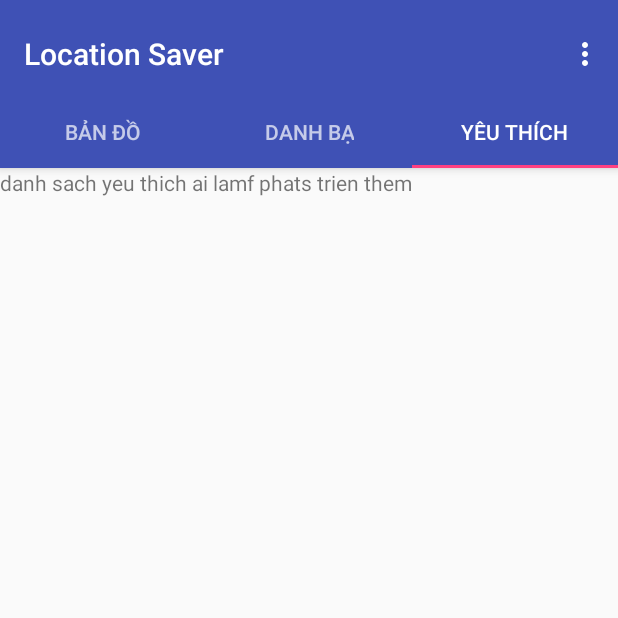
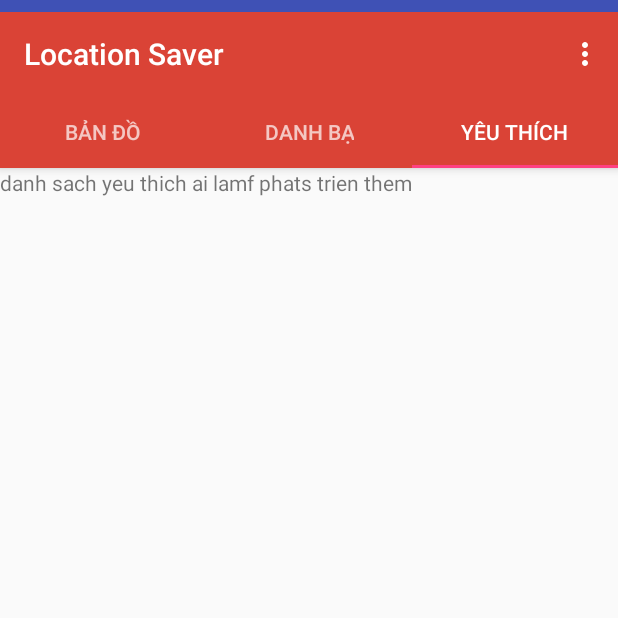
Before and after one commit to trandinhlam/AndroidProjectGroup32, an Android app: the screen it shows after launch (MainActivity), tab 3 chosen, on a phone screen of 412 x 824 dp, the top half of it. Run offline under Robolectric (Android 15) with nearby library versions, the phone set to English and light mode, and no system bars.

Commit message:
Cập nhật Custom Listview Danh bạ. Hiến thị 1 hình ảnh + tên trong danh bạ. Khi chọn 1 item thì mới chỉ thông báo qua Toast, chưa hiển thị chi tiết cho đẹp mắt. bonus: Đã đổi backgroud của app cho hợp với thiết kế. Nhìn màu xanh thấy gớm :)

```diff
--- a/LoactionSaver/app/src/main/java/com/example/thekiet/loactionsaver/MainActivity.java
+++ b/LoactionSaver/app/src/main/java/com/example/thekiet/loactionsaver/MainActivity.java
@@ -59,6 +59,10 @@ public class MainActivity extends AppCompatActivity {
     private void setupViewPager(ViewPager viewPager) {
         mSectionsPagerAdapter = new SectionsPagerAdapter(getSupportFragmentManager());
         mSectionsPagerAdapter.addFragment(new fragment_map(), "Bản Đồ");
+
+
+
+        // chỗ này cần tạo Bundle để truyền dữ liệu cho Fragment xử lí, tạm thời để Fragment tự khởi tạo dữ liệu
         mSectionsPagerAdapter.addFragment(new fragment_danhba(), "Danh Bạ");
         mSectionsPagerAdapter.addFragment(new fragment_likelist(), "Yêu Thích");
         viewPager.setAdapter(mSectionsPagerAdapter);
--- /dev/null
+++ b/LoactionSaver/app/src/main/java/fragment/ItemDanhBa.java
@@ -0,0 +1,68 @@
+package fragment;
+
+import android.media.Image;
+
+/**
+ * Created by TDLAM123 on 4/22/2017.
+ */
+
+public class ItemDanhBa {
+    private String Ten;
+    private String DiaChi;
+    private String SDT;
+    private String Note;
+    private int HinhAnh;
+
+    public ItemDanhBa() {
+    }
+
+    public ItemDanhBa(String ten, String diaChi, String SDT, String note, int hinhAnh) {
+        Ten = ten;
+        DiaChi = diaChi;
+        this.SDT = SDT;
+        Note = note;
+        HinhAnh = hinhAnh;
+    }
+
+    public String getTen() {
+        return Ten;
+    }
+
+    public void setTen(String ten) {
+        Ten = ten;
+    }
+
+    public String getDiaChi() {
+        return DiaChi;
+    }
+
+    public void setDiaChi(String diaChi) {
+        DiaChi = diaChi;
+    }
+
+    public String getSDT() {
+        return SDT;
+    }
+
+    public void setSDT(String SDT) {
+        this.SDT = SDT;
+    }
+
+    public String getNote() {
+        return Note;
+    }
+
+    public void setNote(String note) {
+        Note = note;
+    }
+
+    public int getHinhAnh() {
+        return HinhAnh;
+    }
+
+    public void setHinhAnh(int hinhAnh) {
+        HinhAnh = hinhAnh;
+    }
+
+
+}
--- /dev/null
+++ b/LoactionSaver/app/src/main/java/fragment/MyArrayAdapter.java
@@ -0,0 +1,57 @@
+package fragment;
+
+import android.app.Activity;
+import android.content.Context;
+import android.support.annotation.NonNull;
+import android.view.LayoutInflater;
+import android.view.View;
+import android.view.ViewGroup;
+import android.widget.ArrayAdapter;
+import android.widget.ImageView;
+import android.widget.TextView;
+
+import com.example.thekiet.loactionsaver.R;
+
+import java.util.ArrayList;
+import java.util.List;
+
+/**
+ * Created by TDLAM123 on 4/22/2017.
+ */
+
+public class MyArrayAdapter extends ArrayAdapter<ItemDanhBa>{
+    Activity context=null;
+    ArrayList<ItemDanhBa> arrayItems=null;
+    int LayoutId;
+
+    // constructor co ban cua cac class ke thua ArrayAdapter
+    public MyArrayAdapter(Activity context, int resource, ArrayList<ItemDanhBa> listdanhba) {
+        super(context, resource, listdanhba);
+        this.context=context;
+        this.arrayItems=listdanhba;
+        this.LayoutId=resource;
+
+    }
+
+    @NonNull
+    @Override
+    public View getView(int position, View convertView, ViewGroup parent) {
+        LayoutInflater inflater=context.getLayoutInflater();
+        convertView=inflater.inflate(LayoutId,null);
+
+        if(arrayItems.size()>0&&position>=0){// kiem tra mang du lieu co rong hay khong
+            ImageView imgItem=(ImageView) convertView.findViewById(R.id.HinhanhItem);
+            TextView txtTenItem=(TextView) convertView.findViewById(R.id.txtTenItem);
+
+            ItemDanhBa itemchon=arrayItems.get(position);
+
+            imgItem.setImageResource(R.drawable.icon_menu);
+            txtTenItem.setText(itemchon.getTen());
+
+
+        }
+
+
+        return convertView;
+    }
+}
--- a/LoactionSaver/app/src/main/java/fragment/fragment_danhba.java
+++ b/LoactionSaver/app/src/main/java/fragment/fragment_danhba.java
@@ -7,12 +7,15 @@ import android.support.v4.app.Fragment;
 import android.view.LayoutInflater;
 import android.view.View;
 import android.view.ViewGroup;
+import android.widget.AdapterView;
 import android.widget.ArrayAdapter;
 import android.widget.ListView;
 import android.widget.TextView;
 import android.widget.Toast;
 
 import com.example.thekiet.loactionsaver.R;
+
+import java.util.ArrayList;
 
 /**
  * Created by TheKiet on 4/18/2017.
@@ -21,24 +24,43 @@ import com.example.thekiet.loactionsaver.R;
 public class fragment_danhba extends Fragment {
     TextView tbao;
     ListView lvdanhba;
-    final String arr[]={"Trương Thế Kiệt",
-            "Trần Đình Lâm",
-            "Long"
-    };
+    ArrayList<ItemDanhBa> listdulieu=new ArrayList<ItemDanhBa>();
+    MyArrayAdapter adapter=null;
     @Override
     public View onCreateView(LayoutInflater inflater, @Nullable ViewGroup container, Bundle savedInstanceState) {
 
+        // tạo dữ liệu cho listdulieu;
+
+        ItemDanhBa item1=new ItemDanhBa("Kiệt","Địa chỉ 1"," 0153245874","Note 1",R.drawable.icon_menu);
+        listdulieu.add(item1);
+        ItemDanhBa item2=new ItemDanhBa("Lâm","Địa chỉ 2"," 01683522356","Note 2",R.drawable.icon_menu);
+        listdulieu.add(item2);
+        ItemDanhBa item3=new ItemDanhBa("Long","Địa chỉ 3"," 0153245874","Note 3",R.drawable.icon_menu);
+        listdulieu.add(item3);
 
 
         View layout_danhba=inflater.inflate(R.layout.fragment_danhba, container,false);
         tbao=(TextView) layout_danhba.findViewById(R.id.tvdanhba);
-        tbao.setText("Danh sách danh bạ");
+        //tbao.setText("Danh sách danh bạ");
 
         lvdanhba=(ListView) layout_danhba.findViewById(R.id.listdanhba);
 
-        ArrayAdapter<String> adapter = new ArrayAdapter<String>(this.getActivity(),
-                android.R.layout.simple_list_item_1,arr);
+        adapter = (MyArrayAdapter) new MyArrayAdapter(this.getActivity(),
+                R.layout.itemdanhba_layout,listdulieu);
         lvdanhba.setAdapter(adapter);
+
+        lvdanhba.setOnItemClickListener(new AdapterView.OnItemClickListener() {
+            @Override
+            public void onItemClick(AdapterView<?> parent, View view, int position, long id) {
+                ItemDanhBa duocchon=listdulieu.get(position);
+
+                Toast.makeText(getContext(), duocchon.getTen()+"\n"
+                                            +duocchon.getSDT()+"\n"
+                                            +duocchon.getDiaChi()
+                                , Toast.LENGTH_SHORT).show();
+            }
+        });
+
         return layout_danhba;
     }
 }
--- a/LoactionSaver/app/src/main/res/layout/activity_main.xml
+++ b/LoactionSaver/app/src/main/res/layout/activity_main.xml
@@ -19,7 +19,7 @@
             android:id="@+id/toolbar"
             android:layout_width="match_parent"
             android:layout_height="?attr/actionBarSize"
-            android:background="?attr/colorPrimary"
+            android:background="#DA4336"
             app:layout_scrollFlags="scroll|enterAlways"
             app:popupTheme="@style/AppTheme.PopupOverlay"
             app:title="Location Saver">
@@ -29,7 +29,9 @@
         <android.support.design.widget.TabLayout
             android:id="@+id/tabs"
             android:layout_width="match_parent"
-            android:layout_height="wrap_content" />
+            android:layout_height="wrap_content"
+            android:background="#DA4336"
+            />
 
     </android.support.design.widget.AppBarLayout>
 
--- a/LoactionSaver/app/src/main/res/values/dimens.xml
+++ b/LoactionSaver/app/src/main/res/values/dimens.xml
@@ -4,4 +4,6 @@
     <dimen name="activity_vertical_margin">16dp</dimen>
     <dimen name="fab_margin">16dp</dimen>
     <dimen name="appbar_padding_top">8dp</dimen>
+    <dimen name="itemimage_width">70dp</dimen>
+    <dimen name="Itemtextsize">30dp</dimen>
 </resources>
```
Also changed, not shown: LoactionSaver/app/src/main/res/layout/itemdanhba_layout.xml (added, +23 -0 lines).
